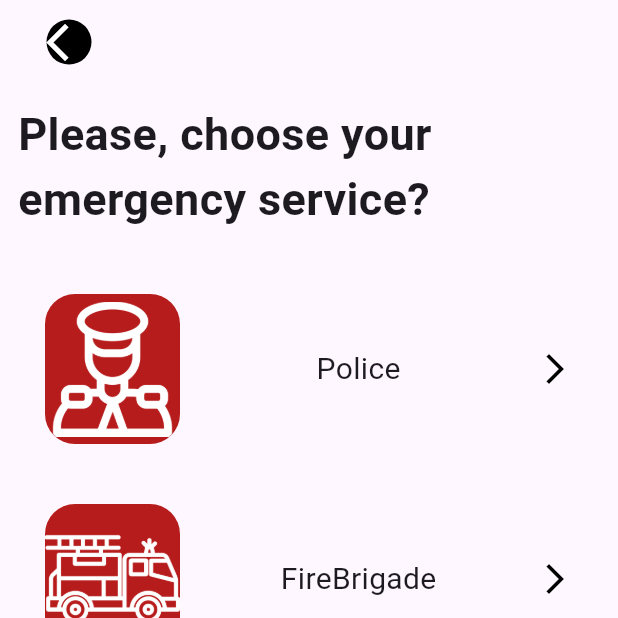
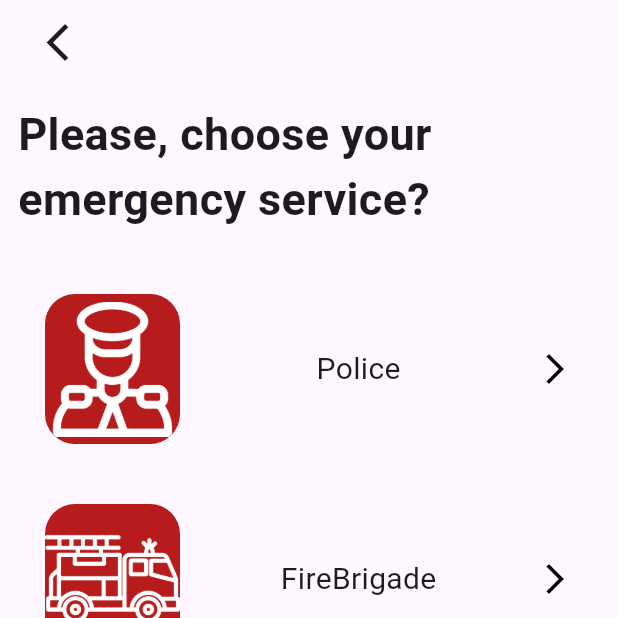
Before and after one commit to alumbwe1/Lifeline1, a Flutter app: the ServicesList screen opened directly, on a phone screen of 412 x 824 dp, the top half of it. Run offline on Flutter 3.47's test engine with Material 3 defaults, Android fonts, the phone set to English and light mode, and no system bars; our stand-ins replace avatar_glow, cached_network_image, dots_indicator, file_picker, flutter_chat_types, flutter_chat_ui and 7 more; missing offline and left inert: flutter_phone_direct_caller; accounts and stored records are empty.

Commit message:
first commit

```diff
--- a/lib/features/screens/categories.dart
+++ b/lib/features/screens/categories.dart
@@ -26,18 +26,11 @@ class ServicesList extends StatelessWidget {
               onTap: () {
                 Navigator.pop(context);
               },
-              child:  Padding(
-                padding: const EdgeInsets.only(left: 15.0),
-                child: Container(
-                   decoration: BoxDecoration(
-                     color: Colors.black,
-                     borderRadius: BorderRadius.circular(50),
-                   ),
-                  child: const Icon(
-                    Icons.arrow_back_ios,
-                    size: 30,
-                    color: Colors.white,
-                  ),
+              child:  const Padding(
+                padding: EdgeInsets.only(left: 15.0),
+                child: Icon(
+                  Icons.arrow_back_ios,
+                  size: 30,
                 ),
               ),
             ),
```
Also changed, not shown: pubspec.yaml (+7 -0 lines), assets/lifeline-logo.png (added), pubspec.lock, 27 other files.
